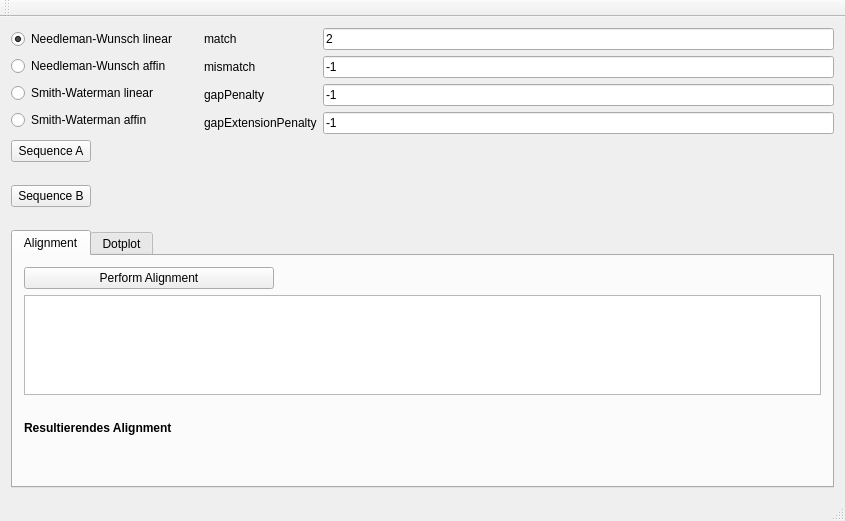
Qt form MainWindow.ui (userQanar/Alignement) before a commit.
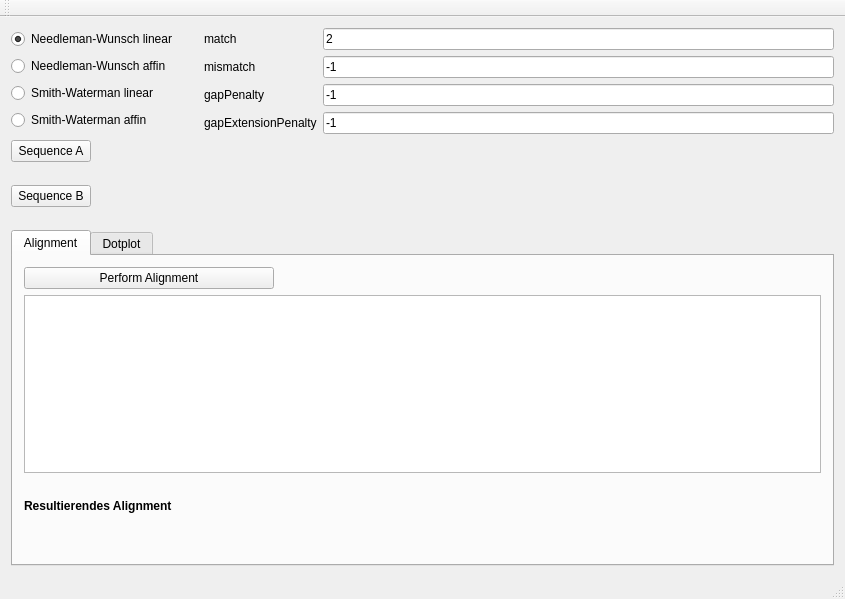
The same form after that commit.

Diff of the .ui file:
```diff
--- a/MainWindow.ui
+++ b/MainWindow.ui
@@ -7,7 +7,7 @@
     <x>0</x>
     <y>0</y>
     <width>845</width>
-    <height>521</height>
+    <height>599</height>
    </rect>
   </property>
   <property name="windowTitle">
```
Left out of the diff: 6 changed lines with no effect on the pictures.
